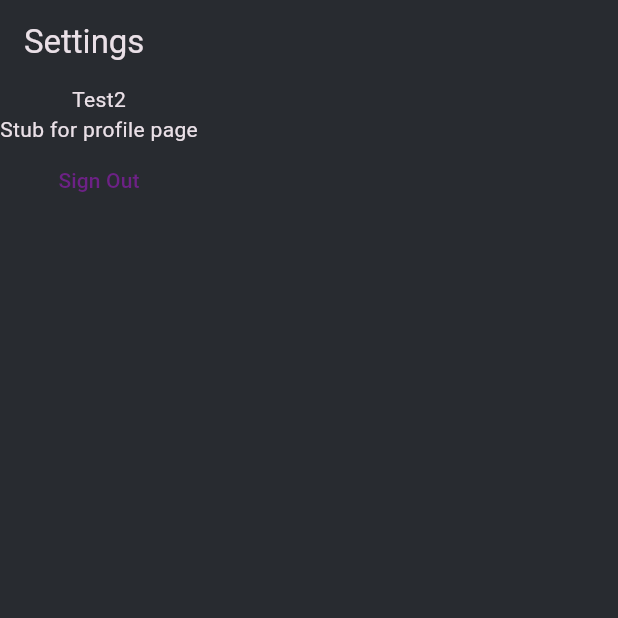
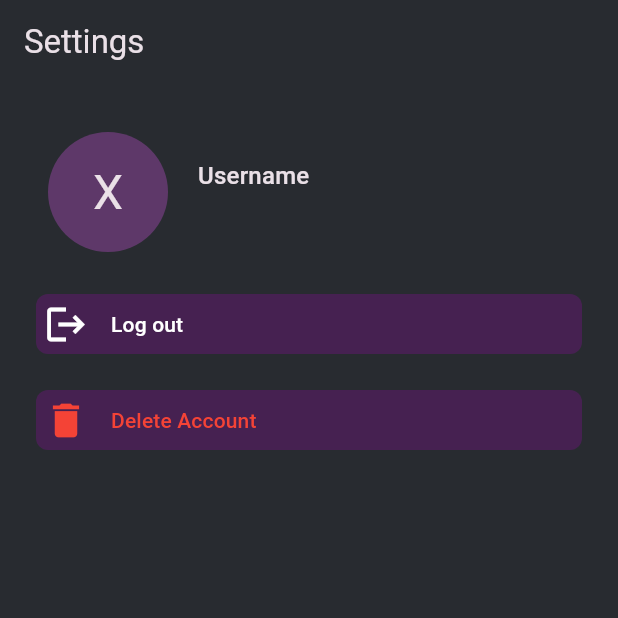
Before and after one commit to Plantius/FreeNote, a Flutter app: the ProfilePage screen opened by its route, on a phone screen of 412 x 824 dp, the top half of it. Run offline on Flutter 3.47's test engine with Material 3 defaults, Android fonts, the phone set to English and light mode, and no system bars; our stand-ins replace flutter_dotenv, go_router, logger, popover, supabase_flutter, table_calendar; missing offline and left inert: flutter_quill; accounts and stored records are empty.

Commit message:
profile page ui

```diff
--- a/lib/pages/profile_page.dart
+++ b/lib/pages/profile_page.dart
@@ -6,34 +6,137 @@ import 'package:go_router/go_router.dart';
 import 'package:provider/provider.dart';
 import 'package:supabase_flutter/supabase_flutter.dart';
 
+class Option extends StatelessWidget {
+  final void Function() action;
+  final IconData icon;
+  final String text;
+  final bool? danger;
+
+  const Option({super.key,
+    required this.action,
+    required this.icon,
+    required this.text,
+    this.danger
+  });
+
+  @override
+  Widget build(BuildContext context) {
+    Color color = danger ?? false ? Colors.red : Colors.white;
+
+    return TextButton(
+      onPressed: action,
+      child: Container(
+        decoration: BoxDecoration(
+          borderRadius: BorderRadius.all(
+            Radius.circular(8),
+          ),
+          color: Theme.of(context).colorScheme.onPrimary,
+        ),
+        child: Row(
+          children: [
+            SizedBox(
+              width: 40,
+              height: 40,
+              child: Icon(
+                icon,
+                size: 30,
+                color: color,
+              ),
+            ),
+            const SizedBox(
+              width: 10,
+            ),
+            Expanded(
+              child: Text(
+                text,
+                style: Theme.of(context)
+                  .textTheme
+                  .labelLarge?.copyWith(color: color),
+              ),
+            )
+          ],
+        ),
+      ),
+    );
+  }
+}
+
 class ProfilePage extends StatelessWidget {
   const ProfilePage({super.key});
 
   @override
   Widget build(BuildContext context) {
-    User? user = AuthService.instance.user;
-
-    if (user == null) {
+    if (AuthService.instance.user == null) {
       logger.e('Invalid state: no logged in user');
       context.go('/login');
     }
+
+    User user = AuthService.instance.user!;
 
     return Scaffold(
       appBar: AppBar(
         title: Text('Settings', style: Theme.of(context).textTheme.titleLarge),
       ),
-      body: Column(
+      body: Padding(
+        padding: const EdgeInsets.all(12.0),
+        child: Column(
+          mainAxisAlignment: MainAxisAlignment.start,
+          crossAxisAlignment: CrossAxisAlignment.start,
           children: [
-          const Text('Test2'),
-          const Text('Stub for profile page'),
-          TextButton(
-            onPressed: () async {
+            Row(
+              children: [
+                Padding(
+                  padding: const EdgeInsets.all(20.0),
+                  child: SizedBox(
+                    width: 80,
+                    height: 80,
+                    child: CircleAvatar(
+                      child: Text(
+                        'X',
+                        style: Theme.of(context).textTheme.headlineLarge,
+                      ),
+                    ),
+                  ),
+                ),
+                Expanded(
+                  child: Column(
+                    mainAxisAlignment: MainAxisAlignment.start,
+                    crossAxisAlignment: CrossAxisAlignment.start,
+                    children: [
+                      Text(
+                        'Username',
+                        style: Theme.of(context).textTheme.titleMedium,
+                      ),
+                      Text(
+                        user.email ?? '',
+                        style: Theme.of(context).textTheme.titleSmall,
+                      )
+                    ],
+                  )
+                )
+              ],
+            ),
+            Option(
+              action: () async {
                 context.read<AuthProvider>().signOut();
                 context.go('/login');
               },
-            child: const Text('Sign Out'),
+              icon: Icons.logout,
+              text: 'Log out',
+            ),
+            SizedBox(
+              height: 8,
+            ),
+            Option(
+              action: () {
+                logger.w('TODO: implement Delete Account');
+              },
+              icon: Icons.delete,
+              text: 'Delete Account',
+              danger: true,
             ),
           ],
+        ),
       ),
     );
   }
```
Lines whose indentation alone changed are shown as unchanged.
